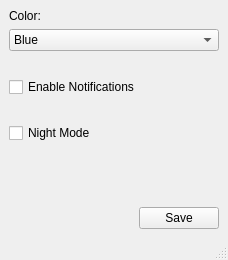
Above: kOrganizify/src/settingswindow.ui from jelisavetagavrilovic/kOrganizify before the change. Below: the same form after it.
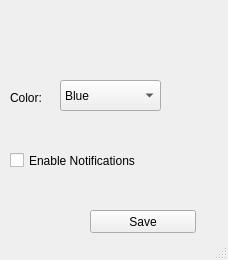
That is the form after the change.

```diff
--- a/kOrganizify/src/settingswindow.ui
+++ b/kOrganizify/src/settingswindow.ui
@@ -11,9 +11,15 @@
    </rect>
   </property>
   <widget class="QWidget" name="centralwidget">
-   <layout class="QVBoxLayout" name="verticalLayout">
-    <item>
      <widget class="QLabel" name="lblColor">
+    <property name="geometry">
+     <rect>
+      <x>10</x>
+      <y>90</y>
+      <width>35</width>
+      <height>15</height>
+     </rect>
+    </property>
       <property name="maximumSize">
        <size>
         <width>100</width>
@@ -24,9 +30,15 @@
        <string>Color:</string>
       </property>
      </widget>
-    </item>
-    <item>
      <widget class="QComboBox" name="dropTheme">
+    <property name="geometry">
+     <rect>
+      <x>60</x>
+      <y>80</y>
+      <width>101</width>
+      <height>31</height>
+     </rect>
+    </property>
       <item>
        <property name="text">
         <string>Blue</string>
@@ -53,91 +65,32 @@
        </property>
       </item>
      </widget>
-    </item>
-    <item>
-     <spacer name="verticalSpacer1">
-      <property name="orientation">
-       <enum>Qt::Vertical</enum>
-      </property>
-      <property name="sizeType">
-       <enum>QSizePolicy::Maximum</enum>
-      </property>
-      <property name="sizeHint" stdset="0">
-       <size>
-        <width>20</width>
-        <height>20</height>
-       </size>
-      </property>
-     </spacer>
-    </item>
-    <item>
      <widget class="QCheckBox" name="btnNotifications">
+    <property name="geometry">
+     <rect>
+      <x>10</x>
+      <y>150</y>
+      <width>145</width>
+      <height>21</height>
+     </rect>
+    </property>
       <property name="text">
        <string>Enable Notifications</string>
       </property>
      </widget>
-    </item>
-    <item>
-     <spacer name="verticalSpacer2">
-      <property name="orientation">
-       <enum>Qt::Vertical</enum>
-      </property>
-      <property name="sizeType">
-       <enum>QSizePolicy::Maximum</enum>
-      </property>
-      <property name="sizeHint" stdset="0">
-       <size>
-        <width>20</width>
-        <height>20</height>
-       </size>
-      </property>
-     </spacer>
-    </item>
-    <item>
-     <widget class="QCheckBox" name="btnNightMode">
-      <property name="text">
-       <string>Night Mode</string>
-      </property>
-     </widget>
-    </item>
-    <item>
-     <spacer name="verticalSpacer3">
-      <property name="orientation">
-       <enum>Qt::Vertical</enum>
-      </property>
-      <property name="sizeHint" stdset="0">
-       <size>
-        <width>20</width>
-        <height>20</height>
-       </size>
-      </property>
-     </spacer>
-    </item>
-    <item>
-     <layout class="QHBoxLayout" name="horizontalLayout">
-      <item>
-       <spacer name="horizontalSpacer">
-        <property name="orientation">
-         <enum>Qt::Horizontal</enum>
-        </property>
-        <property name="sizeHint" stdset="0">
-         <size>
-          <width>20</width>
-          <height>10</height>
-         </size>
-        </property>
-       </spacer>
-      </item>
-      <item>
        <widget class="QPushButton" name="btnSave">
+    <property name="geometry">
+     <rect>
+      <x>90</x>
+      <y>210</y>
+      <width>106</width>
+      <height>23</height>
+     </rect>
+    </property>
         <property name="text">
          <string>Save</string>
         </property>
        </widget>
-      </item>
-     </layout>
-    </item>
-   </layout>
   </widget>
   <widget class="QMenuBar" name="menubar">
    <property name="geometry">
```
Lines whose indentation alone changed are shown as unchanged.
